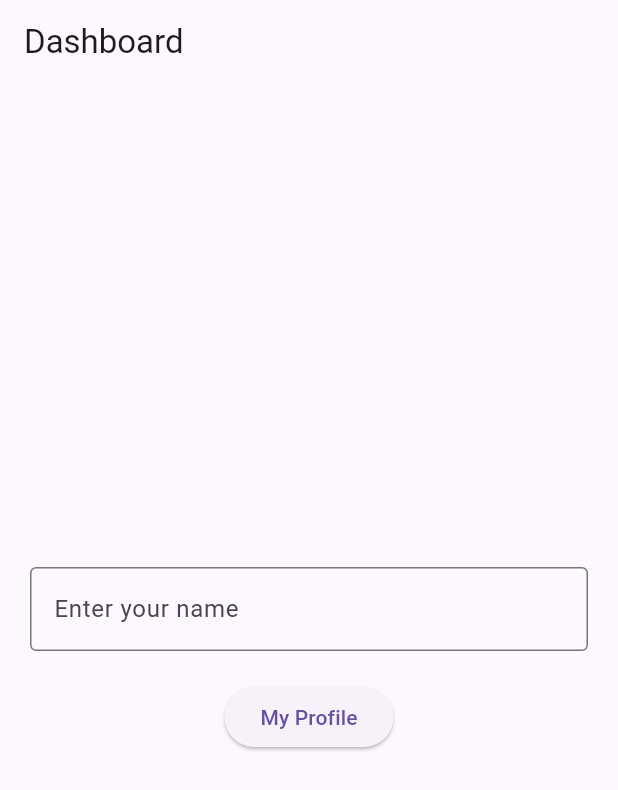
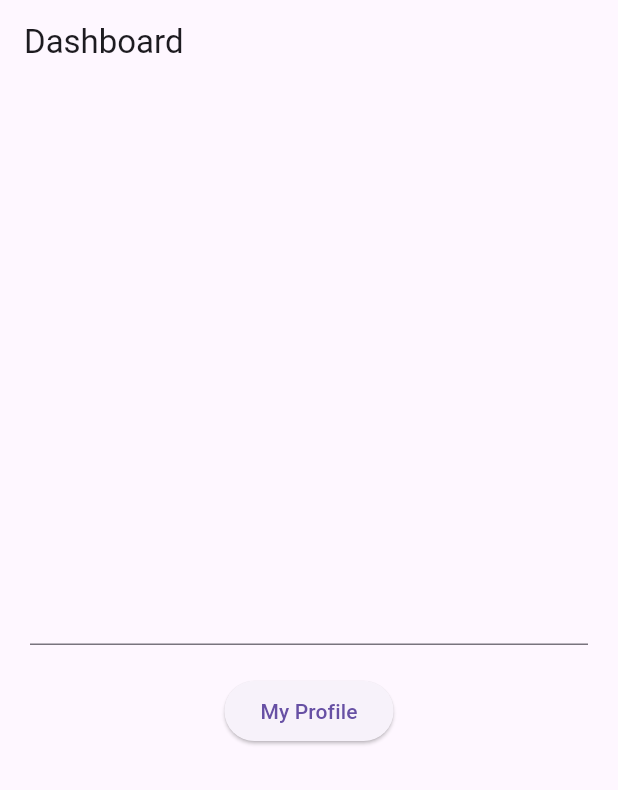
Before and after one commit to KaustubhWahane/Flutter-Practice, a Flutter app: the screen it shows after launch, on a phone screen of 412 x 824 dp. Shown: the top 790 px of the screen. Run offline on Flutter 3.47's test engine with Material 3 defaults, Android fonts, the phone set to English and light mode, and no system bars.

Commit message:
Taking props but in flutter

```diff
--- a/splashscreen/spishspash/lib/main.dart
+++ b/splashscreen/spishspash/lib/main.dart
@@ -43,13 +43,7 @@ class _DashboardScreenState extends State<DashboardScreen> {
         child: Column(
           mainAxisAlignment: MainAxisAlignment.center,
           children: [
-            TextField(
-              controller: _controller,
-              decoration: const InputDecoration(
-                labelText: 'Enter your name',
-                border: OutlineInputBorder(),
-              ),
-            ),
+            TextField(controller: _controller),
             const SizedBox(height: 20),
             ElevatedButton(
               onPressed: () {
--- a/splashscreen/spishspash/lib/splash_screen.dart
+++ b/splashscreen/spishspash/lib/splash_screen.dart
@@ -1,6 +1,6 @@
 import 'dart:async';
 import 'package:flutter/material.dart';
-import 'main.dart'; // To access DashboardScreen
+import 'main.dart';
 
 class SplashScreen extends StatefulWidget {
   const SplashScreen({super.key});
```
